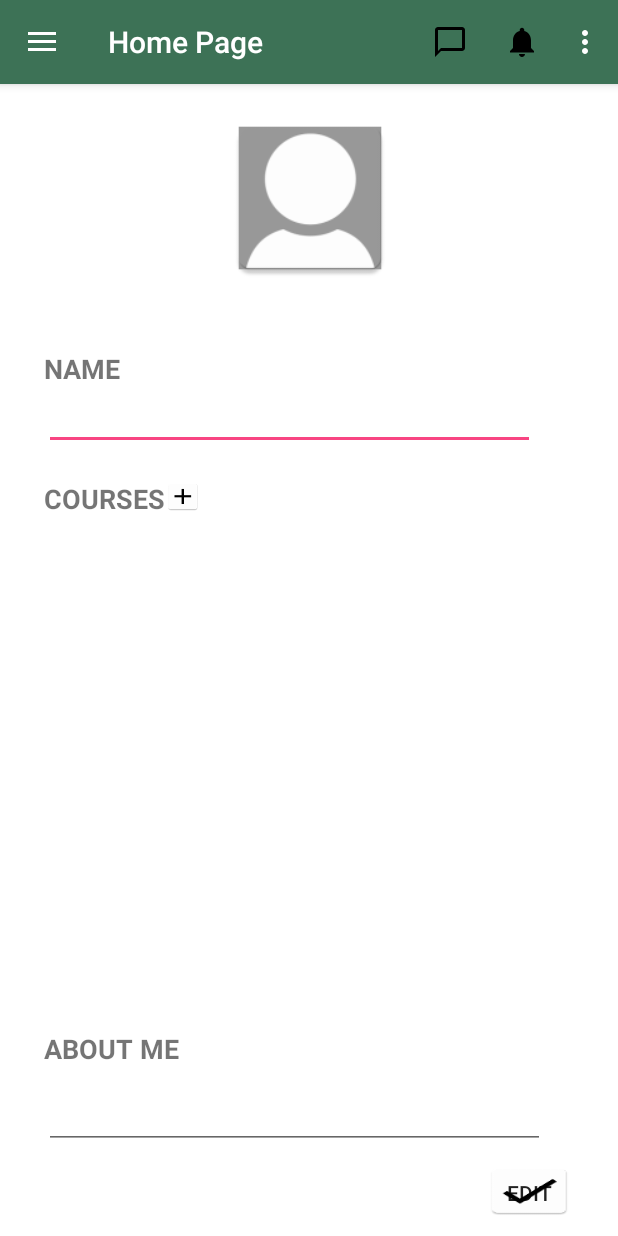
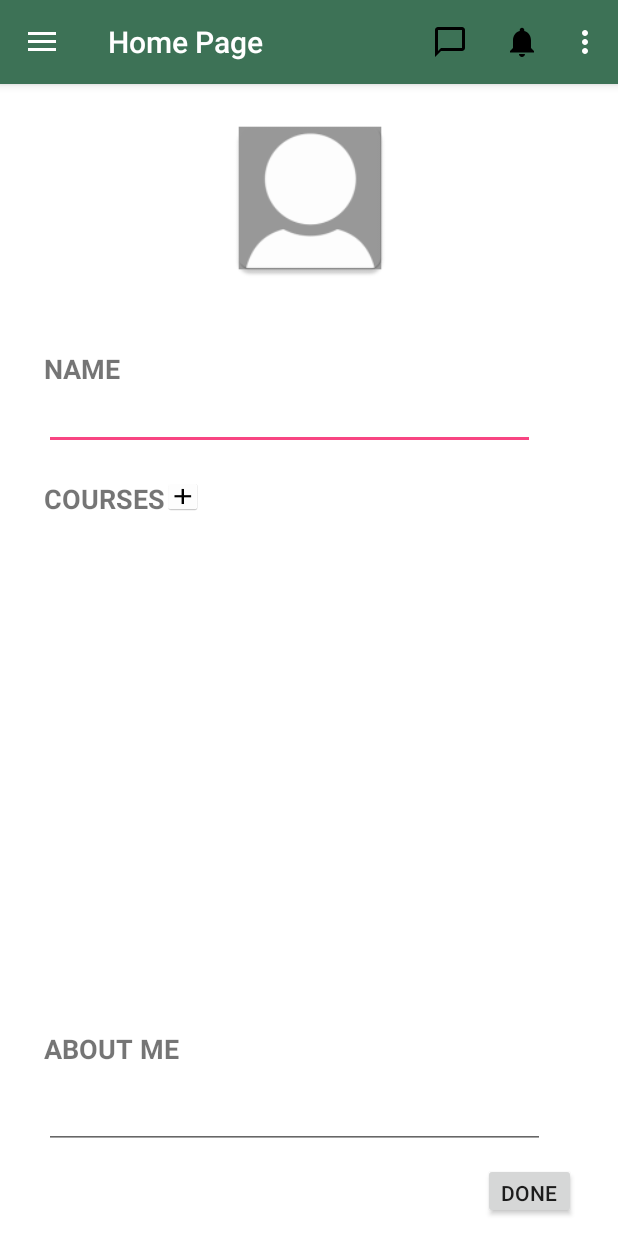
Before and after one commit to Leksha/StudyBuddy, an Android app: the fragment UserProfileFragment placed in its activity, after a tap on "EDIT", on a phone screen of 412 x 824 dp. Run offline under Robolectric (Android 15) with nearby library versions, the phone set to English and light mode, and no system bars; our stand-ins replace Firebase (no records; nobody signed in at launch, a user with empty details on screens opened directly), Picasso; libraries missing offline, so code that uses them is left out: com.theartofdev.edmodo; pictures from the network do not load; 4 statements that could not run were skipped.

Commit message:
Changed edit button to done after done

```diff
--- a/StudyBuddy/app/src/main/AndroidManifest.xml
+++ b/StudyBuddy/app/src/main/AndroidManifest.xml
@@ -23,8 +23,8 @@
 
     <application
         android:allowBackup="true"
+        android:roundIcon="@drawable/main_logo"
         android:label="@string/app_name"
-        android:roundIcon="@drawable/main_logo"
         android:supportsRtl="true"
         android:theme="@style/AppTheme">
         <activity
--- a/StudyBuddy/app/src/main/java/uw/studybuddy/UserProfile/UserProfileFragment.java
+++ b/StudyBuddy/app/src/main/java/uw/studybuddy/UserProfile/UserProfileFragment.java
@@ -378,10 +378,10 @@ public class UserProfileFragment extends Fragment {
                 }
                 // Update image of edit button accordingly
                 if (editable) {
-                    mUserEditButton.setBackgroundResource(R.mipmap.done_icon);
+                    mUserEditButton.setText("Done");
                     FirebaseUserInfo.update_name_list(mUserDisplayName.getText().toString());
                 } else {
-                    mUserEditButton.setBackgroundResource(R.mipmap.edit_icon);
+                    mUserEditButton.setText("Edit");
                     FirebaseUserInfo.update_name_list(mUserDisplayName.getText().toString());
                 }
 
```
